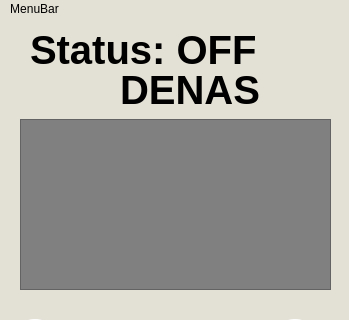
Qt form MyGUI/mainwindow.ui (CodexJeff/MCT-Device-Interface) before a commit; both pictures show x 0 to 349 and y 0 to 320 of the 349 by 663 pixel window.
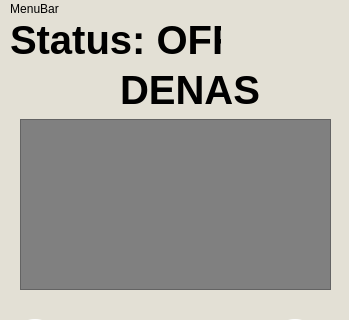
The same form after that commit. Icons and pictures are not drawn.

```diff
--- a/MyGUI/mainwindow.ui
+++ b/MyGUI/mainwindow.ui
@@ -291,9 +291,9 @@
    <widget class="QLabel" name="label">
     <property name="geometry">
      <rect>
-      <x>30</x>
-      <y>10</y>
-      <width>271</width>
+      <x>10</x>
+      <y>0</y>
+      <width>211</width>
       <height>41</height>
      </rect>
     </property>
```
Left out of the diff: 40 changed lines with no effect on the pictures.
